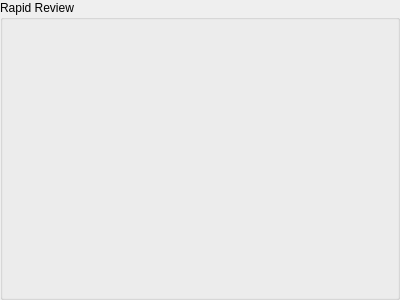
Before: the Qt Designer form client/nx_client_desktop/src/nx/client/desktop/export/widgets/rapid_review_settings_widget.ui in networkoptix/nx_open, drawn with Qt 5.
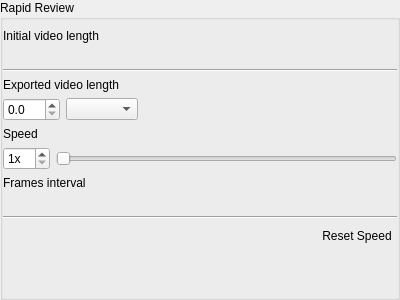
After: the same form once the commit is applied.

Commit message:
# Rapid review settings in universal export dialog
<==== Mercurial data ====>
Branch: x_VMS-6861_universal_export_dialog

The edit to the form file:
```diff
--- a/client/nx_client_desktop/src/nx/client/desktop/export/widgets/rapid_review_settings_widget.ui
+++ b/client/nx_client_desktop/src/nx/client/desktop/export/widgets/rapid_review_settings_widget.ui
@@ -38,6 +38,146 @@
       <property name="rightMargin">
        <number>0</number>
       </property>
+      <item>
+       <widget class="QLabel" name="initialLengthLabel">
+        <property name="text">
+         <string>Initial video length</string>
+        </property>
+       </widget>
+      </item>
+      <item>
+       <widget class="QLabel" name="initialLengthText">
+        <property name="text">
+         <string notr="true"/>
+        </property>
+       </widget>
+      </item>
+      <item>
+       <widget class="Line" name="line">
+        <property name="orientation">
+         <enum>Qt::Horizontal</enum>
+        </property>
+       </widget>
+      </item>
+      <item>
+       <widget class="QLabel" name="exportedLengthLabel">
+        <property name="text">
+         <string>Exported video length</string>
+        </property>
+        <property name="buddy">
+         <cstring>resultLengthSpinBox</cstring>
+        </property>
+       </widget>
+      </item>
+      <item>
+       <layout class="QHBoxLayout" name="horizontalLayout">
+        <item>
+         <widget class="QDoubleSpinBox" name="resultLengthSpinBox">
+          <property name="decimals">
+           <number>1</number>
+          </property>
+         </widget>
+        </item>
+        <item>
+         <widget class="QComboBox" name="resultLengthUnitsComboBox"/>
+        </item>
+        <item>
+         <spacer name="horizontalSpacer">
+          <property name="orientation">
+           <enum>Qt::Horizontal</enum>
+          </property>
+          <property name="sizeHint" stdset="0">
+           <size>
+            <width>40</width>
+            <height>20</height>
+           </size>
+          </property>
+         </spacer>
+        </item>
+       </layout>
+      </item>
+      <item>
+       <widget class="QLabel" name="speedLabel">
+        <property name="text">
+         <string>Speed</string>
+        </property>
+        <property name="buddy">
+         <cstring>speedSpinBox</cstring>
+        </property>
+       </widget>
+      </item>
+      <item>
+       <layout class="QHBoxLayout" name="horizontalLayout_2">
+        <item>
+         <widget class="QSpinBox" name="speedSpinBox">
+          <property name="suffix">
+           <string notr="true">x</string>
+          </property>
+          <property name="minimum">
+           <number>1</number>
+          </property>
+         </widget>
+        </item>
+        <item>
+         <widget class="QSlider" name="speedSlider">
+          <property name="orientation">
+           <enum>Qt::Horizontal</enum>
+          </property>
+         </widget>
+        </item>
+       </layout>
+      </item>
+      <item>
+       <widget class="QLabel" name="framesIntervalLabel">
+        <property name="text">
+         <string>Frames interval</string>
+        </property>
+       </widget>
+      </item>
+      <item>
+       <widget class="QLabel" name="framesIntervalText">
+        <property name="text">
+         <string notr="true"/>
+        </property>
+       </widget>
+      </item>
+      <item>
+       <widget class="Line" name="line_2">
+        <property name="orientation">
+         <enum>Qt::Horizontal</enum>
+        </property>
+       </widget>
+      </item>
+      <item>
+       <layout class="QHBoxLayout" name="horizontalLayout_3">
+        <item>
+         <spacer name="horizontalSpacer_4">
+          <property name="orientation">
+           <enum>Qt::Horizontal</enum>
+          </property>
+          <property name="sizeHint" stdset="0">
+           <size>
+            <width>40</width>
+            <height>20</height>
+           </size>
+          </property>
+         </spacer>
+        </item>
+        <item>
+         <widget class="QPushButton" name="deleteButton">
+          <property name="focusPolicy">
+           <enum>Qt::NoFocus</enum>
+          </property>
+          <property name="text">
+           <string>Reset Speed</string>
+          </property>
+          <property name="flat">
+           <bool>true</bool>
+          </property>
+         </widget>
+        </item>
+       </layout>
+      </item>
       <item>
        <spacer name="verticalSpacer">
         <property name="orientation">
```
The commit also changes 7 other files.
